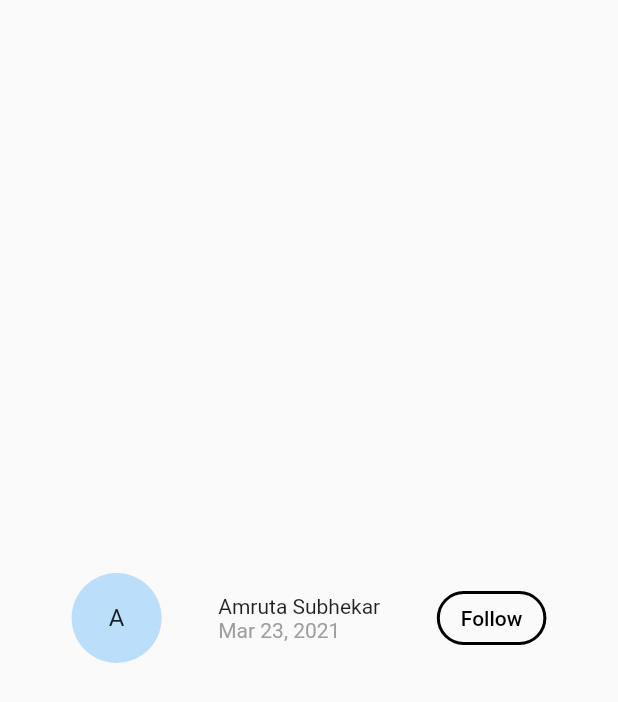
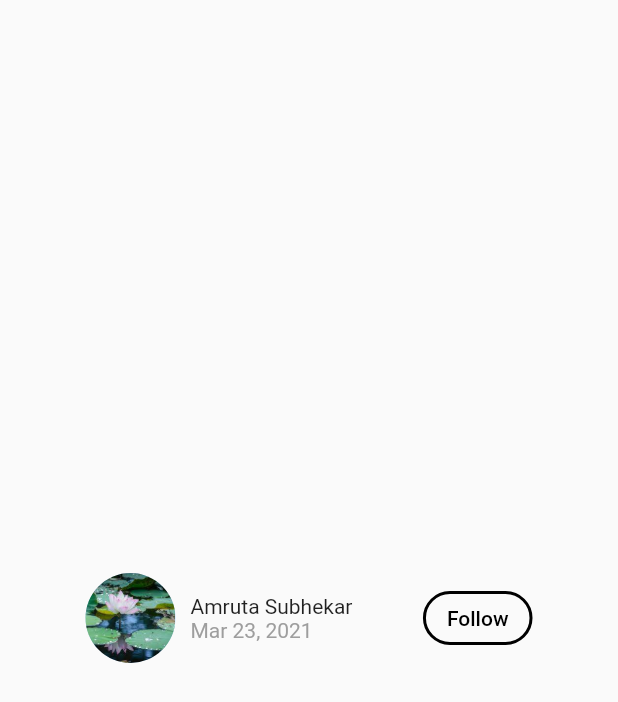
Before and after one commit to msavanan/bluepad, a Flutter app: the ArticleOwner widget shown alone on an empty page, opened directly, on a phone screen of 412 x 824 dp. Shown: the top 702 px of the screen. Run offline on Flutter 3.47's test engine with Material 2 defaults, Android fonts, the phone set to English and light mode, and no system bars.

Commit message:
update & refactor

```diff
--- a/lib/article_owner.dart
+++ /dev/null
@@ -1,46 +0,0 @@
-import 'package:bluepad/constants.dart';
-import 'package:flutter/material.dart';
-
-class ArticleOwner extends StatelessWidget {
-  @override
-  Widget build(BuildContext context) {
-    return Container(
-      margin: EdgeInsets.all(10),
-      child: Row(
-        mainAxisAlignment: MainAxisAlignment.spaceEvenly,
-        children: [
-          CircleAvatar(
-            child: Text('A'),
-            radius: radius,
-          ),
-          Column(
-            mainAxisAlignment: MainAxisAlignment.center,
-            crossAxisAlignment: CrossAxisAlignment.start,
-            children: [
-              Text(
-                'Amruta Subhekar',
-                style: TextStyle(),
-                //textAlign: TextAlign.start,
-              ),
-              Text(
-                'Mar 23, 2021',
-                style: TextStyle(color: Colors.grey),
-              )
-            ],
-          ),
-          OutlinedButton(
-              style: OutlinedButton.styleFrom(
-                primary: Colors.black,
-                side: BorderSide(color: Colors.black, width: 2),
-                shape: RoundedRectangleBorder(
-                    borderRadius: BorderRadius.all(
-                  Radius.circular(20),
-                )),
-              ),
-              onPressed: () {},
-              child: Text('Follow')),
-        ],
-      ),
-    );
-  }
-}
--- /dev/null
+++ b/lib/author/article_owner.dart
@@ -0,0 +1,68 @@
+import 'package:bluepad/author/author.dart';
+import 'package:bluepad/constants.dart';
+import 'package:flutter/material.dart';
+
+class ArticleOwner extends StatelessWidget {
+  final Author author = Author();
+  @override
+  Widget build(BuildContext context) {
+    return Container(
+      margin: EdgeInsets.all(10),
+      child: Row(
+        mainAxisAlignment: MainAxisAlignment.spaceEvenly,
+        children: [
+          creator(author.imagePath),
+          OutlinedButton(
+              style: OutlinedButton.styleFrom(
+                primary: Colors.black,
+                side: BorderSide(color: Colors.black, width: 2),
+                shape: RoundedRectangleBorder(
+                    borderRadius: BorderRadius.all(
+                  Radius.circular(20),
+                )),
+              ),
+              onPressed: () {},
+              child: Text('Follow')),
+        ],
+      ),
+    );
+  }
+}
+
+Row creator(String imagePath) {
+  final Author author = Author();
+  Widget avatar;
+  if (imagePath != null) {
+    avatar = CircleAvatar(
+      backgroundImage: ExactAssetImage(
+        imagePath,
+      ),
+      radius: radius,
+    );
+  } else {
+    avatar = CircleAvatar(
+      child: Text('A'),
+      radius: radius,
+    );
+  }
+
+  return Row(children: [
+    avatar,
+    SizedBox(width: 10),
+    Column(
+      mainAxisAlignment: MainAxisAlignment.center,
+      crossAxisAlignment: CrossAxisAlignment.start,
+      children: [
+        Text(
+          author.name,
+          style: TextStyle(),
+          //textAlign: TextAlign.start,
+        ),
+        Text(
+          'Mar 23, 2021',
+          style: TextStyle(color: Colors.grey),
+        )
+      ],
+    ),
+  ]);
+}
--- /dev/null
+++ b/lib/author/author.dart
@@ -0,0 +1,4 @@
+class Author {
+  String name = 'Amruta Subhekar';
+  String imagePath = 'assets/images/profile_image.jpeg';
+}
--- a/lib/commentList.dart
+++ b/lib/comment/commentList.dart
@@ -1,4 +1,4 @@
-import 'package:bluepad/comment_widgets.dart';
+import 'package:bluepad/comment/comment_widgets.dart';
 import 'package:flutter/material.dart';
 
 class CommentList extends StatelessWidget {
--- a/lib/main.dart
+++ b/lib/main.dart
@@ -1,4 +1,4 @@
-import 'package:bluepad/news_content_widget.dart';
+import 'package:bluepad/news_content/news_content_widget.dart';
 import 'package:flutter/material.dart';
 
 void main() {
--- a/lib/news_content_widget.dart
+++ b/lib/news_content/news_content_widget.dart
@@ -1,13 +1,14 @@
 import 'dart:ui';
 
-import 'package:bluepad/article_owner.dart';
-import 'package:bluepad/bottom_scrollbar.dart';
-import 'package:bluepad/commentList.dart';
-import 'package:bluepad/comment_field.dart';
-import 'package:bluepad/news_content.dart';
+import 'package:bluepad/author/article_owner.dart';
+import 'package:bluepad/author/author.dart';
+import 'package:bluepad/widgets/bottom_scrollbar.dart';
+import 'package:bluepad/comment/commentList.dart';
+import 'package:bluepad/comment/comment_field.dart';
+import 'package:bluepad/news_content/news_content.dart';
 import 'package:flutter/cupertino.dart';
 import 'package:flutter/material.dart';
-import 'constants.dart';
+import '../constants.dart';
 
 class NewsContentWidget extends StatefulWidget {
   @override
@@ -171,6 +172,8 @@ class _NewsContentWidgetState extends State<NewsContentWidget> {
 
 List<Widget> buildContent() {
   List<Widget> textList = [];
+  final Author newAuthor = Author();
+
   for (int i = 0; i < newsContent.length; i++) {
     bool spacing = newsContent[i]['heading'];
     textList.add(Text(
@@ -186,5 +189,10 @@ List<Widget> buildContent() {
 
   textList.add(SizedBox(height: 100));
 
+  Widget author = creator(newAuthor.imagePath);
+
+  textList.insert(2, author);
+  textList.insert(3, headingSpace);
+
   return textList;
 }
--- a/pubspec.yaml
+++ b/pubspec.yaml
@@ -45,8 +45,8 @@ flutter:
   uses-material-design: true
 
   # To add assets to your application, add an assets section, like this:
-  # assets:
-  #   - images/a_dot_burr.jpeg
+  assets:
+     - assets/images/profile_image.jpeg
   #   - images/a_dot_ham.jpeg
 
   # An image asset can refer to one or more resolution-specific "variants", see
```
Also changed, not shown: assets/images/profile_image.jpeg (added), lib/comment/comment_field.dart (renamed from lib/comment_field.dart), lib/comment/comment_widgets.dart (renamed from lib/comment_widgets.dart), lib/news_content/news_content.dart (renamed from lib/news_content.dart), lib/widgets/bottom_scrollbar.dart (renamed from lib/bottom_scrollbar.dart).
